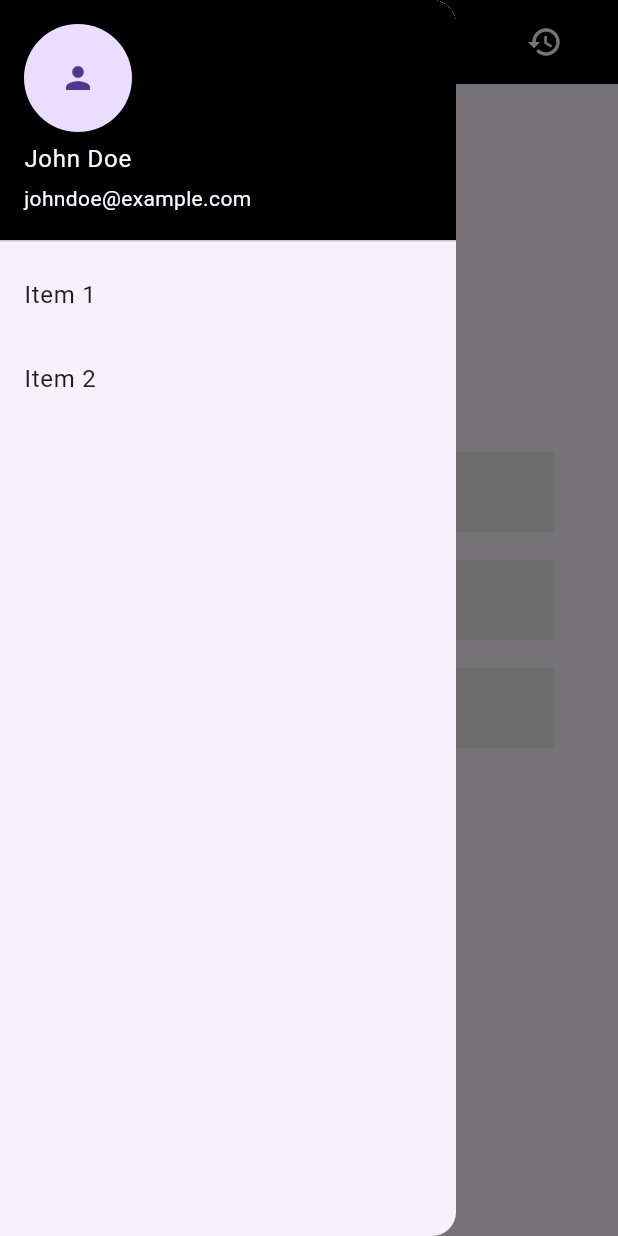
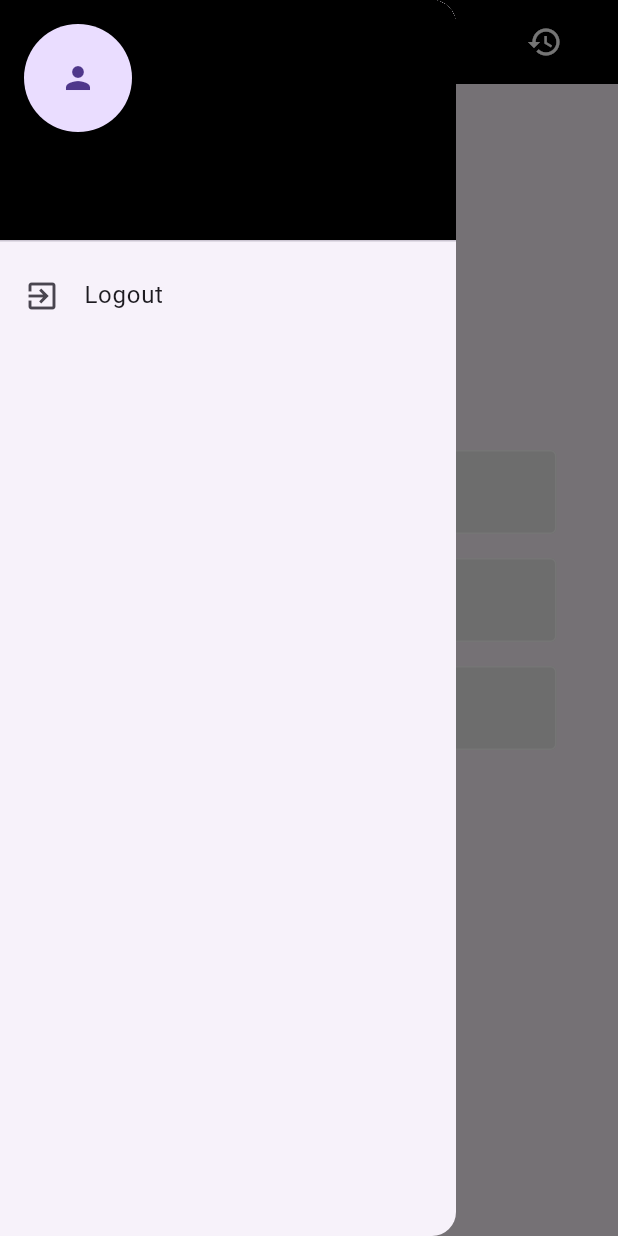
Before and after one commit to mroggy123/Fit-Check-App, a Flutter app: the FitCheck screen opened directly, with the side drawer open, on a phone screen of 412 x 824 dp. Run offline on Flutter 3.47's test engine with Material 3 defaults, Android fonts, the phone set to English and light mode, and no system bars; our stand-ins replace shared_preferences, table_calendar; accounts and stored records are empty.

```diff
--- a/proj/lib/components/my_textfield.dart
+++ b/proj/lib/components/my_textfield.dart
@@ -9,7 +9,8 @@ class MyTextField extends StatelessWidget {
     super.key,
     required this.controller,
     required this.hintText,
-    required this.obscureText, Color? borderColor,
+    required this.obscureText,
+    Color? borderColor,
   });
 
   @override
--- a/proj/lib/fit_check.dart
+++ b/proj/lib/fit_check.dart
@@ -1,6 +1,8 @@
 import 'package:flutter/material.dart';
 import 'package:proj/components/my_textfield.dart';
 import 'package:proj/history_page.dart';
+import 'package:proj/login_page.dart';
+import 'package:shared_preferences/shared_preferences.dart';
 
 class FitCheck extends StatelessWidget {
   FitCheck({super.key});
@@ -9,25 +11,38 @@ class FitCheck extends StatelessWidget {
   final weightController = TextEditingController();
   final bpController = TextEditingController();
 
+  Future<String> _getUserName() async {
+    SharedPreferences prefs = await SharedPreferences.getInstance();
+    return prefs.getString('username') ??
+        ''; // Retrieve username from shared preferences
+  }
+
   @override
   Widget build(BuildContext context) {
+    return FutureBuilder(
+      future: _getUserName(),
+      builder: (BuildContext context, AsyncSnapshot<String> snapshot) {
+        if (snapshot.connectionState == ConnectionState.waiting) {
+          // While waiting for username retrieval, return a loading indicator
+          return const CircularProgressIndicator();
+        } else {
+          // Once username is retrieved, display the fitcheck app page
           return Scaffold(
             appBar: AppBar(
-        title: const Text('Fit check', style: TextStyle(color: Colors.white)),
+              title: const Text('Fit check',
+                  style: TextStyle(color: Colors.white)),
               backgroundColor: Colors.black,
               iconTheme: IconThemeData(color: Colors.white),
               actions: [
                 Padding(
-            padding: const EdgeInsets.only(right: 25.0), // Adjust the padding as needed
+                  padding: const EdgeInsets.only(right: 25.0),
                   child: IconButton(
                     icon: Icon(Icons.history),
                     onPressed: () {
-                // Add your history functionality here
-
-
                       Navigator.push(
                         context,
-                  MaterialPageRoute(builder: (context) => const HistoryPage()),
+                        MaterialPageRoute(
+                            builder: (context) => const HistoryPage()),
                       );
                     },
                   ),
@@ -38,28 +53,38 @@ class FitCheck extends StatelessWidget {
               child: ListView(
                 padding: EdgeInsets.zero,
                 children: [
-            const UserAccountsDrawerHeader(
-              accountName: Text('John Doe'), // Replace with user's name
-              accountEmail: Text('johndoe@example.com'), // Replace with user's email
-              currentAccountPicture: CircleAvatar(
-                child: Icon(Icons.person), // Display an icon or your user's initials
+                  UserAccountsDrawerHeader(
+                    accountName: FutureBuilder(
+                      future: _getUserName(),
+                      builder: (BuildContext context,
+                          AsyncSnapshot<String> snapshot) {
+                        if (snapshot.connectionState ==
+                            ConnectionState.waiting) {
+                          return Text('Loading...');
+                        } else {
+                          return Text(snapshot.data ?? '');
+                        }
+                      },
                     ),
-              decoration: BoxDecoration(
+                    currentAccountPicture: const CircleAvatar(
+                      child: Icon(Icons.person),
+                    ),
+                    decoration: const BoxDecoration(
                       color: Colors.black,
                     ),
+                    accountEmail: null,
                   ),
                   ListTile(
-              title: Text('Item 1'),
+                    leading: const Icon(Icons.exit_to_app),
+                    title: const Text('Logout'),
                     onTap: () {
-                Navigator.pop(context);
+                      Navigator.pushAndRemoveUntil(
+                        context,
+                        MaterialPageRoute(builder: (context) => LoginPage()),
+                        (route) => false,
+                      );
                     },
-            ),
-            ListTile(
-              title: Text('Item 2'),
-              onTap: () {
-                Navigator.pop(context);
-              },
-            ),
+                  )
                 ],
               ),
             ),
@@ -88,8 +113,10 @@ class FitCheck extends StatelessWidget {
                   const SizedBox(height: 32.0),
                   ElevatedButton(
                     onPressed: () {
-                double height = double.tryParse(heightController.text) ?? 0;
-                double weight = double.tryParse(weightController.text) ?? 0;
+                      double height =
+                          double.tryParse(heightController.text) ?? 0;
+                      double weight =
+                          double.tryParse(weightController.text) ?? 0;
                       int bp = int.tryParse(bpController.text) ?? 0;
 
                       // Calculate BMI
@@ -154,4 +181,7 @@ class FitCheck extends StatelessWidget {
             ),
           );
         }
+      },
+    );
   }
+}
--- a/proj/lib/login_page.dart
+++ b/proj/lib/login_page.dart
@@ -32,9 +32,6 @@ class LoginPage extends StatelessWidget {
     String storedPassword = prefs.getString('password') ?? '';
 
     if (username == storedUsername && password == storedPassword) {
-      // Credentials are correct, navigate to the next screen or perform desired action
-      // For now, let's just print a success message
-      print('Login Successful!');
       Navigator.push(
         context,
         MaterialPageRoute(builder: (context) => FitCheck()),
--- a/proj/lib/main.dart
+++ b/proj/lib/main.dart
@@ -1,5 +1,4 @@
 import 'package:flutter/material.dart';
-import 'package:proj/fit_check.dart';
 import 'package:proj/login_page.dart';
 
 void main() {
```
Also changed, not shown: proj/lib/history_page.dart (+7 -9 lines), proj/lib/signup_page.dart (+4 -9 lines), proj/lib/components/my_button.dart (line endings or trailing spaces), 3 other files. Lines whose indentation alone changed are shown as unchanged.
